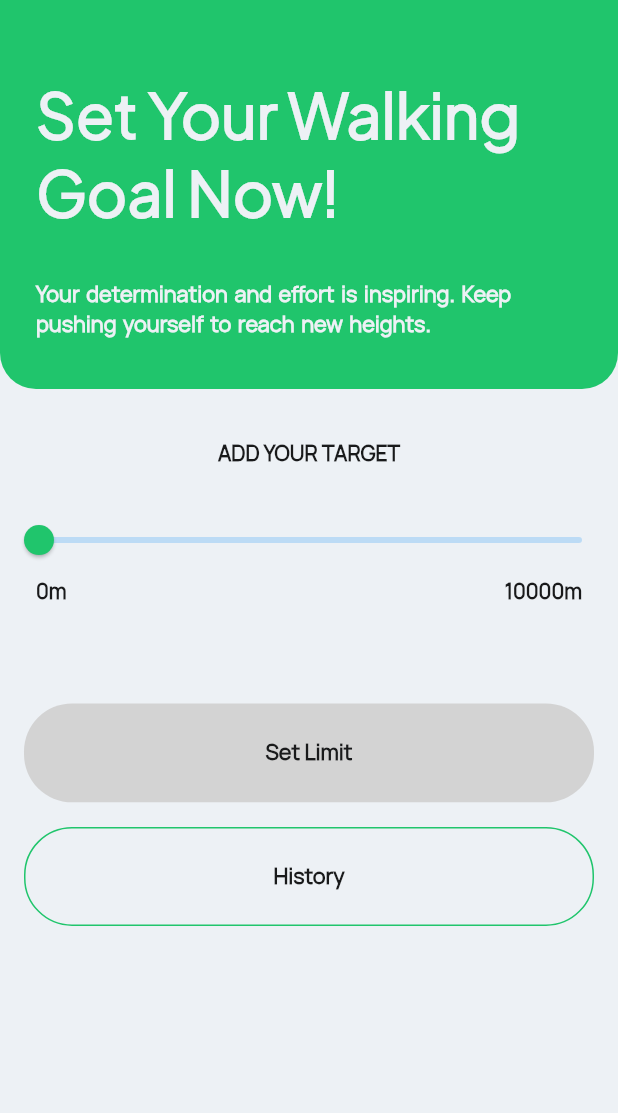
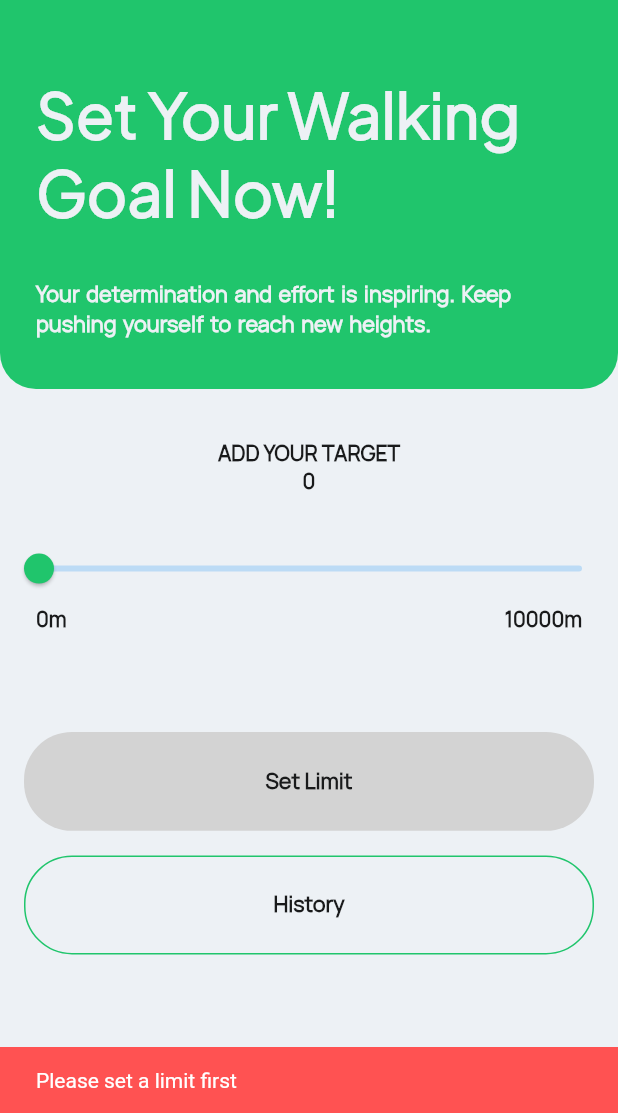
Before and after one commit to devOmedia/distance-tracker-, a Flutter app: the TargetSatterScreen screen opened directly, after a tap on "Set Limit", on a phone screen of 412 x 824 dp, the part 123-1236 px from its top. Run offline on Flutter 3.47's test engine with Material 2 defaults, Android fonts, the phone set to English and light mode, and no system bars; our stand-ins replace firebase_core, flutter_riverpod, flutter_svg; accounts and stored records are empty.

Commit message:
created target text widget

```diff
--- a/lib/view/screens/target_satter_screen.dart
+++ b/lib/view/screens/target_satter_screen.dart
@@ -16,6 +16,8 @@ class TargetSatterScreen extends ConsumerStatefulWidget {
 
 class _TargetSatterScreenState extends ConsumerState<TargetSatterScreen> {
   double sliderValue = 0;
+  final GlobalKey<ScaffoldState> _scaffoldKey = GlobalKey<ScaffoldState>();
+
   @override
   Widget build(BuildContext context) {
     final Kconst = Kconstants.of(context);
@@ -34,6 +36,14 @@ class _TargetSatterScreenState extends ConsumerState<TargetSatterScreen> {
                   "Add your target".toUpperCase(),
                   style: Kconst!.subHeader.copyWith(
                     color: themePro.isDarkMode ? Kconst.offWhite : Kconst.black,
+                  ),
+                ),
+                //==========================>>> target text
+                Text(
+                  sliderValue.round().toString(),
+                  style: Kconst.subHeader.copyWith(
+                    fontWeight: FontWeight.bold,
+                    color: themePro.isDarkMode ? Kconst.green : Kconst.black,
                   ),
                 ),
                 SizedBox(height: size.height * 0.03),
@@ -87,7 +97,15 @@ class _TargetSatterScreenState extends ConsumerState<TargetSatterScreen> {
                         ),
                       )
                     : GestureDetector(
-                        onTap: () {},
+                        onTap: () {
+                          //warning snackbar.
+                          const snackBar = SnackBar(
+                            content: Text('Please set a limit first'),
+                            backgroundColor: Colors.redAccent,
+                          );
+
+                          ScaffoldMessenger.of(context).showSnackBar(snackBar);
+                        },
                         child: disableButton(size, Kconst, themePro),
                       ), // disable button.
 
```
